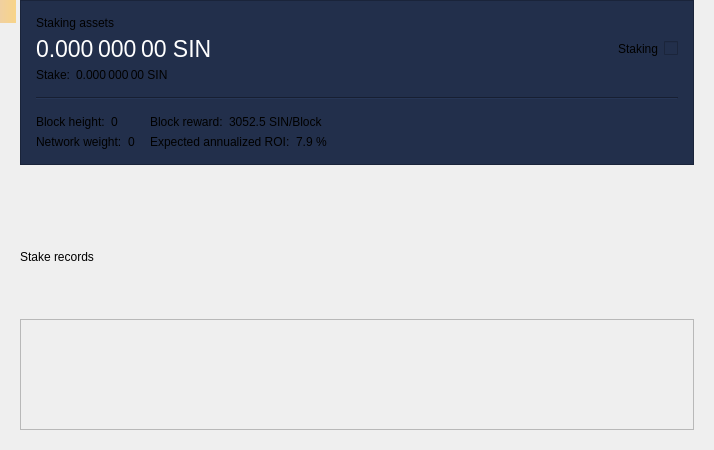
The window that src/qt/forms/stakepage.ui (hardwarewise/SIN-core) describes before a commit, drawn with Qt 5.
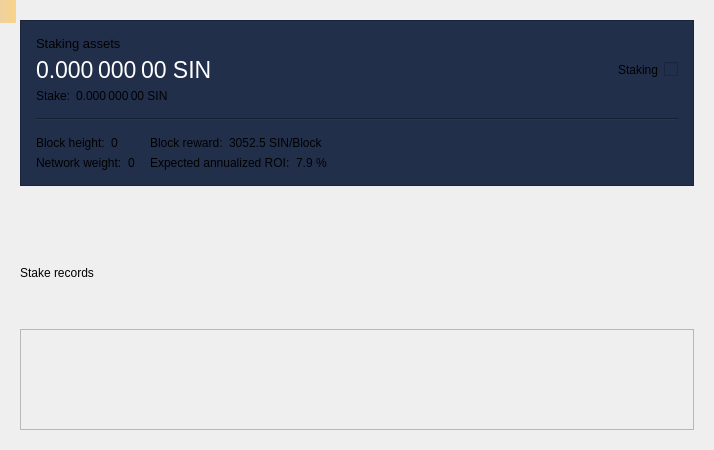
The same window after the commit. Custom widgets are drawn as their Qt base class.

The edit to the form file:
```diff
--- a/src/qt/forms/stakepage.ui
+++ b/src/qt/forms/stakepage.ui
@@ -18,7 +18,7 @@
     <number>20</number>
    </property>
    <property name="topMargin">
-    <number>0</number>
+    <number>20</number>
    </property>
    <property name="rightMargin">
     <number>20</number>
@@ -87,6 +87,11 @@
         </item>
         <item row="0" column="0">
          <widget class="QLabel" name="labelAssetsText">
+          <property name="font">
+           <font>
+            <pointsize>10</pointsize>
+           </font>
+          </property>
           <property name="text">
            <string>Staking assets</string>
           </property>
@@ -121,6 +126,11 @@
               <verstretch>0</verstretch>
              </sizepolicy>
             </property>
+            <property name="font">
+             <font>
+              <pointsize>9</pointsize>
+             </font>
+            </property>
             <property name="text">
              <string>Stake:</string>
             </property>
@@ -131,6 +141,11 @@
           </item>
           <item>
            <widget class="QLabel" name="labelStake">
+            <property name="font">
+             <font>
+              <pointsize>9</pointsize>
+             </font>
+            </property>
             <property name="text">
              <string>0.000 000 00 SIN</string>
             </property>
@@ -162,6 +177,11 @@
         </item>
         <item row="1" column="4">
          <widget class="QLabel" name="labelStaking">
+          <property name="font">
+           <font>
+            <pointsize>9</pointsize>
+           </font>
+          </property>
           <property name="text">
            <string>Staking</string>
           </property>
@@ -432,6 +452,11 @@
    </item>
    <item>
     <widget class="QLabel" name="labelRecordsText">
+     <property name="font">
+      <font>
+       <pointsize>9</pointsize>
+      </font>
+     </property>
      <property name="text">
       <string>Stake records</string>
      </property>
```
